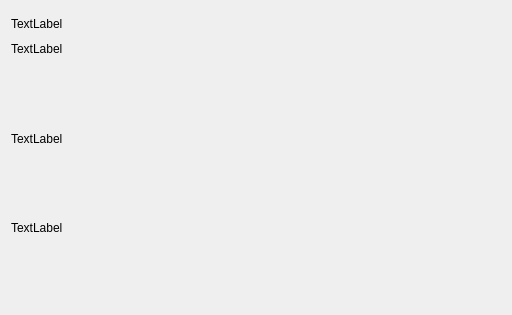
First picture: the form in QtWorkGui/FormFile/FormForSimulator/QtWidSetupColor.ui, repository AntonLip/Recognition, before the edit.
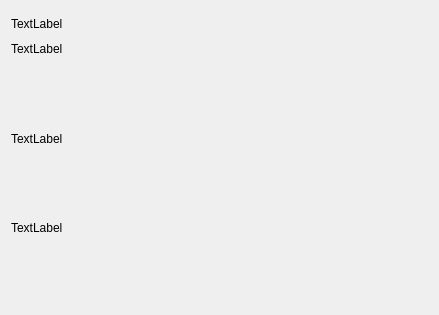
Second picture: the form after the edit. Custom widgets are drawn as their Qt base class.

Commit message: change labels for sliders value in QtMySliderWid

```diff
--- a/QtWorkGui/FormFile/FormForSimulator/QtWidSetupColor.ui
+++ b/QtWorkGui/FormFile/FormForSimulator/QtWidSetupColor.ui
@@ -6,7 +6,7 @@
    <rect>
     <x>0</x>
     <y>0</y>
-    <width>512</width>
+    <width>439</width>
     <height>315</height>
    </rect>
   </property>
@@ -14,6 +14,9 @@
    <string>QtWidSetupColor</string>
   </property>
   <layout class="QVBoxLayout" name="verticalLayout" stretch="2,1,5,1,5,1,5">
+   <property name="sizeConstraint">
+    <enum>QLayout::SetMinimumSize</enum>
+   </property>
    <item>
     <widget class="QLabel" name="label">
      <property name="text">
```
The commit also changes 5 other files.
